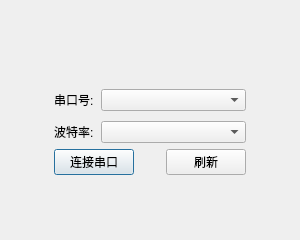
Qt form ui/SettingsDialog.ui (wuhu503/DataMonitor) before a commit.
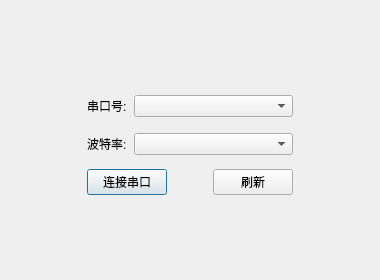
The same form after that commit.

Commit message: - 实现断线自动重连 (CommWorker + CommunicationManager) - 串口连接失败弹提示框 (SettingsDialog 异步反馈) - 添加 FileLogger 日志记录 (core/FileLogger) - 加载 QSS 样式美化界面 (resources/styles/style.qss) - 实现 CSV 导出功能 (actionExportData) - 窗口尺寸增大 (960x640) - Dock 面板设置最小宽度 200px，禁止浮动 - SettingsDialog 取消固定尺寸限制，支持拖拽调整"

What changed in the file:
```diff
--- a/ui/SettingsDialog.ui
+++ b/ui/SettingsDialog.ui
@@ -6,22 +6,10 @@
    <rect>
     <x>0</x>
     <y>0</y>
-    <width>300</width>
-    <height>240</height>
+    <width>380</width>
+    <height>280</height>
    </rect>
   </property>
-  <property name="minimumSize">
-   <size>
-    <width>300</width>
-    <height>240</height>
-   </size>
-  </property>
-  <property name="maximumSize">
-   <size>
-    <width>300</width>
-    <height>240</height>
-   </size>
-  </property>
   <property name="windowTitle">
    <string>Dialog</string>
   </property>
```
Left out of the diff: 2 changed lines with no effect on the pictures. The commit also changes 12 other files.
